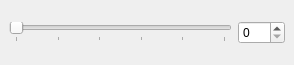
alexbruy/raster-transparency, file rastertransparencydockwidgetbase.ui: the form before one commit.
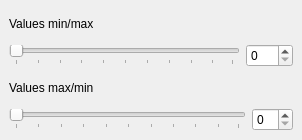
The form after the commit.

Commit message: add second slider for max-to-min transparency

Patch:
```diff
--- a/rastertransparencydockwidgetbase.ui
+++ b/rastertransparencydockwidgetbase.ui
@@ -6,23 +6,26 @@
    <rect>
     <x>0</x>
     <y>0</y>
-    <width>294</width>
-    <height>65</height>
+    <width>302</width>
+    <height>140</height>
    </rect>
   </property>
   <property name="windowTitle">
    <string>Raster Transparency</string>
   </property>
   <widget class="QWidget" name="dockWidgetContents">
+   <layout class="QVBoxLayout" name="verticalLayout">
+    <item>
+     <widget class="QLabel" name="label">
+      <property name="text">
+       <string>Values min/max</string>
+      </property>
+     </widget>
+    </item>
+    <item>
    <layout class="QHBoxLayout" name="horizontalLayout">
     <item>
-     <widget class="QSlider" name="slider">
-      <property name="minimum">
-       <number>0</number>
-      </property>
-      <property name="maximum">
-       <number>100</number>
-      </property>
+       <widget class="QSlider" name="sliderStart">
       <property name="value">
        <number>0</number>
       </property>
@@ -32,9 +35,6 @@
       <property name="tickPosition">
        <enum>QSlider::TicksBelow</enum>
       </property>
-      <property name="tickInterval">
-       <number>20</number>
-      </property>
      </widget>
     </item>
     <item>
@@ -43,6 +43,32 @@
        <number>100</number>
       </property>
      </widget>
+      </item>
+     </layout>
+    </item>
+    <item>
+     <widget class="QLabel" name="label_2">
+      <property name="text">
+       <string>Values max/min</string>
+      </property>
+     </widget>
+    </item>
+    <item>
+     <layout class="QHBoxLayout" name="horizontalLayout_2">
+      <item>
+       <widget class="QSlider" name="sliderEnd">
+        <property name="orientation">
+         <enum>Qt::Horizontal</enum>
+        </property>
+        <property name="tickPosition">
+         <enum>QSlider::TicksBelow</enum>
+        </property>
+       </widget>
+      </item>
+      <item>
+       <widget class="QSpinBox" name="spinEnd"/>
+      </item>
+     </layout>
     </item>
    </layout>
   </widget>
```
Left out of the diff: 2 changed lines with no effect on the pictures. Lines whose indentation alone changed are shown as unchanged. The commit also changes 3 other files.
